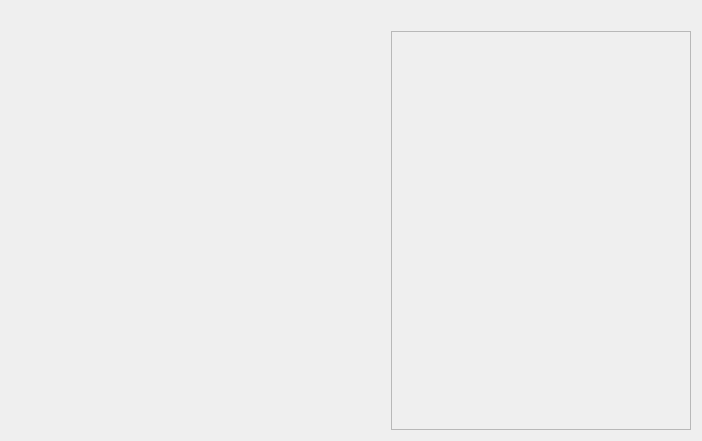
This is OTE/src/views/WelcomeView.ui in 3nock/OTE as Qt 5 draws it before an edit. The edited form follows.
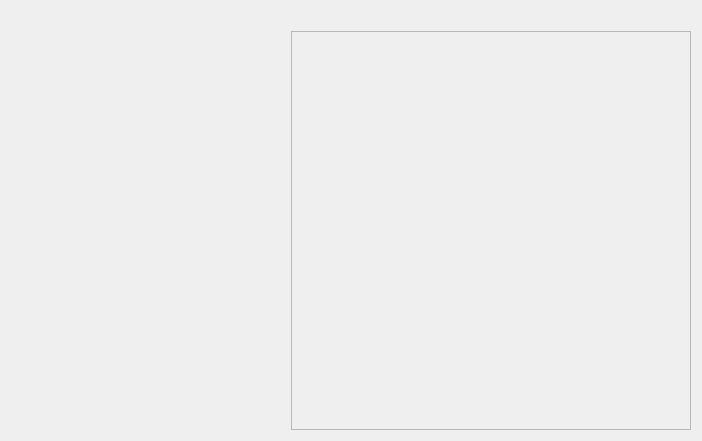
This is the edited form.

```diff
--- a/OTE/src/views/WelcomeView.ui
+++ b/OTE/src/views/WelcomeView.ui
@@ -105,7 +105,7 @@
        </property>
        <property name="minimumSize">
         <size>
-         <width>300</width>
+         <width>400</width>
          <height>0</height>
         </size>
        </property>
@@ -117,7 +117,7 @@
          <rect>
           <x>0</x>
           <y>0</y>
-          <width>298</width>
+          <width>398</width>
           <height>400</height>
          </rect>
         </property>
```
